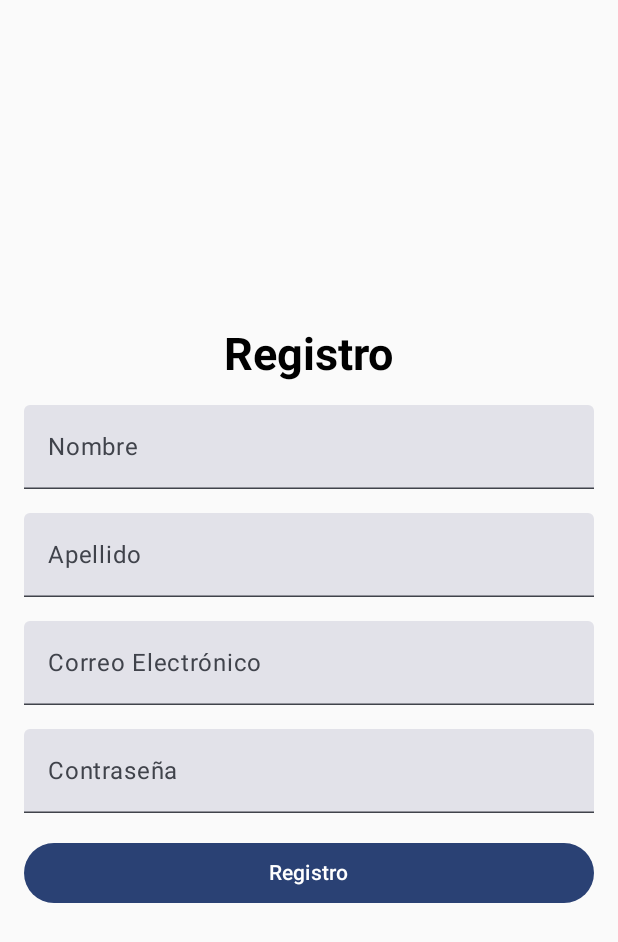
After one commit to erickguerra2/PureSpace, an Android app built with Jetpack Compose: the RegisterScreen screen opened through its navigation route, on a phone screen of 412 x 824 dp. The commit adds this screen. Shown: the top 942 px of the screen. Run offline under Robolectric (Android 15) with nearby library versions, the phone set to English and light mode, and no system bars.

Commit message:
Incorporación pantalla de Registro

```diff
--- a/app/src/main/java/com/aplication/purespace/navigation/Navigation.kt
+++ b/app/src/main/java/com/aplication/purespace/navigation/Navigation.kt
@@ -12,13 +12,19 @@ import com.aplication.purespace.ui.servicer.view.ServicerScreen
 import com.aplication.purespace.ui.pago.view.PagoDetallesScreen
 import com.aplication.purespace.ui.detalles.view.DetallesServicioScreen
 import com.aplication.purespace.ui.history.view.HistoryScreen
+import com.aplication.purespace.ui.register.view.RegisterScreen
 
 @Composable
 fun Navigation(){
     val navController = rememberNavController()
     NavHost(navController = navController, startDestination = Login){
         composable<Login>{
-            LoginScreen{navController.navigate(Home)}
+            LoginScreen(navigateToHome = { navController.navigate(Home)},
+                navigateToRegister = { navController.navigate(Register)})
+        }
+        composable<Register>{
+            RegisterScreen(
+                navigateToHome = { navController.navigate(Home) },)
         }
         composable<Home> {
             HomeScreen(
--- a/app/src/main/java/com/aplication/purespace/navigation/Screens.kt
+++ b/app/src/main/java/com/aplication/purespace/navigation/Screens.kt
@@ -23,3 +23,6 @@ object servicio_details
 
 @Serializable
 object  historial
+
+@Serializable
+object Register
--- a/app/src/main/java/com/aplication/purespace/ui/login/view/LoginScreen.kt
+++ b/app/src/main/java/com/aplication/purespace/ui/login/view/LoginScreen.kt
@@ -9,10 +9,11 @@ import androidx.compose.ui.Modifier
 import androidx.compose.ui.text.input.PasswordVisualTransformation
 import androidx.compose.ui.tooling.preview.Preview
 import androidx.compose.ui.unit.dp
+import com.aplication.purespace.ui.register.view.RegisterScreen
 import com.aplication.purespace.ui.theme.PureSpaceTheme
 
 @Composable
-fun LoginScreen(navigateToHome: () -> Unit) {
+fun LoginScreen(navigateToHome: () -> Unit, navigateToRegister: () -> Unit) {
     // Variables de estado para almacenar correo y contraseña
     var email by remember { mutableStateOf("") }
     var password by remember { mutableStateOf("") }
@@ -46,9 +47,17 @@ fun LoginScreen(navigateToHome: () -> Unit) {
             visualTransformation = PasswordVisualTransformation(),
             modifier = Modifier.fillMaxWidth()
         )
+        Spacer(modifier = Modifier.height(16.dp))
+        Button(
+            onClick = {
+                navigateToRegister()
+            },
+            modifier = Modifier.fillMaxWidth()
+        ){
+            Text(text = "Registrarse")
+        }
 
         Spacer(modifier = Modifier.height(16.dp))
-
         Button(
             onClick = {
                 // Simulación de un login exitoso
--- /dev/null
+++ b/app/src/main/java/com/aplication/purespace/ui/register/view/RegisterScreen.kt
@@ -0,0 +1,80 @@
+package com.aplication.purespace.ui.register.view
+
+import androidx.compose.foundation.layout.Arrangement
+import androidx.compose.foundation.layout.Column
+import androidx.compose.foundation.layout.Spacer
+import androidx.compose.foundation.layout.fillMaxSize
+import androidx.compose.foundation.layout.fillMaxWidth
+import androidx.compose.foundation.layout.height
+import androidx.compose.foundation.layout.padding
+import androidx.compose.material3.Button
+import androidx.compose.material3.MaterialTheme
+import androidx.compose.material3.Text
+import androidx.compose.material3.TextField
+import androidx.compose.runtime.Composable
+import androidx.compose.runtime.getValue
+import androidx.compose.runtime.mutableStateOf
+import androidx.compose.runtime.remember
+import androidx.compose.runtime.setValue
+import androidx.compose.ui.Alignment
+import androidx.compose.ui.Modifier
+import androidx.compose.ui.text.input.PasswordVisualTransformation
+import androidx.compose.ui.unit.dp
+
+@Composable
+fun RegisterScreen(navigateToHome: () -> Unit) {
+    var name by remember { mutableStateOf("") }
+    var lastName by remember { mutableStateOf("") }
+    var email by remember { mutableStateOf("") }
+    var password by remember { mutableStateOf("") }
+
+    Column(
+        modifier = Modifier
+            .fillMaxSize()
+            .padding(16.dp),
+        verticalArrangement = Arrangement.Center,
+        horizontalAlignment = Alignment.CenterHorizontally
+    ){
+        Text(text = "Registro", style = MaterialTheme.typography.headlineLarge)
+
+        Spacer(modifier = Modifier.height(16.dp))
+
+        TextField(
+            value = name,
+            onValueChange = { name = it },
+            label = { Text("Nombre") },
+            modifier = Modifier.fillMaxWidth()
+        )
+        Spacer(modifier = Modifier.height(16.dp))
+        TextField(
+            value = lastName,
+            onValueChange = { lastName = it },
+            label = { Text("Apellido") },
+            modifier = Modifier.fillMaxWidth()
+        )
+        Spacer(modifier = Modifier.height(16.dp))
+        TextField(
+            value = email,
+            onValueChange = { email = it },
+            label = { Text("Correo Electrónico") },
+            modifier = Modifier.fillMaxWidth()
+        )
+        Spacer(modifier = Modifier.height(16.dp))
+        TextField(
+            value = password,
+            onValueChange = { password = it },
+            label = { Text("Contraseña") },
+            visualTransformation = PasswordVisualTransformation(),
+            modifier = Modifier.fillMaxWidth()
+        )
+        Spacer(modifier = Modifier.height(16.dp))
+        Button(
+            onClick = {
+                // Simulación de un registro exitoso
+                navigateToHome()
+            },
+            modifier = Modifier.fillMaxWidth()
+        ) {
+            Text(text = "Registro")}
+        }
+}
```
